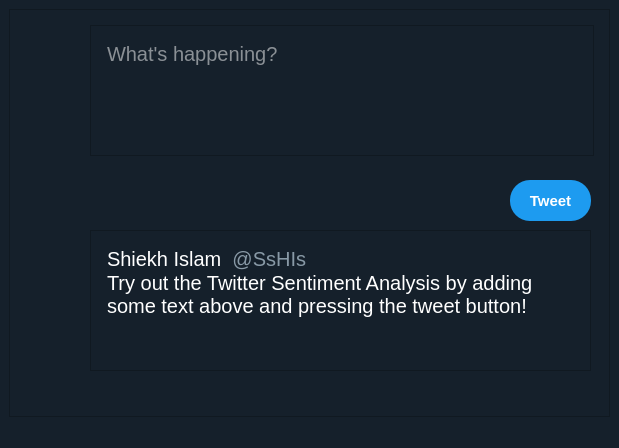
rrliang/twitter_sentiment_analysis_bot, file Gui.ui: the form before one commit.
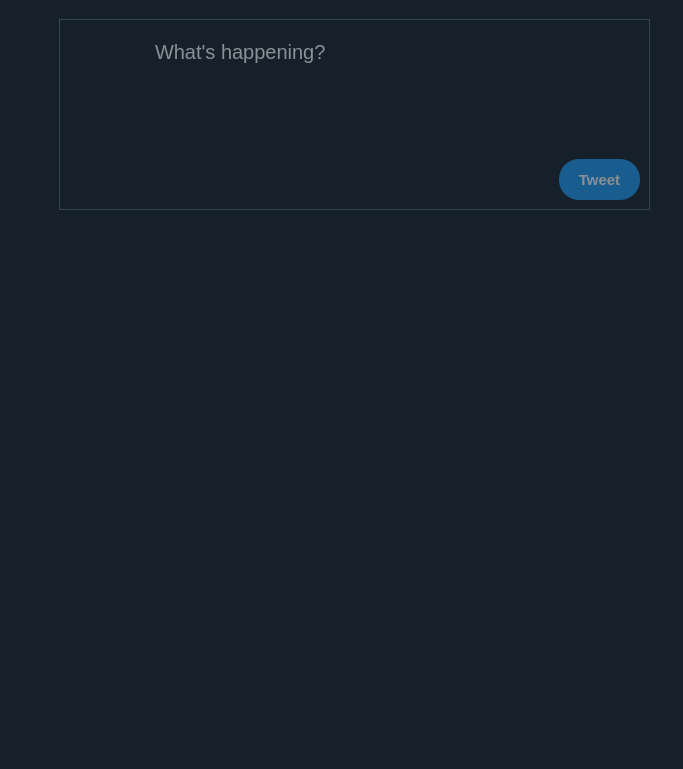
The form after the commit. Icons and pictures are not drawn.

Commit message: Updated UI for saving previous inputs

```diff
--- a/Gui.ui
+++ b/Gui.ui
@@ -6,8 +6,8 @@
    <rect>
     <x>0</x>
     <y>0</y>
-    <width>619</width>
-    <height>448</height>
+    <width>683</width>
+    <height>769</height>
    </rect>
   </property>
   <property name="windowTitle">
@@ -33,6 +33,9 @@
    <layout class="QVBoxLayout" name="verticalLayout">
     <item>
      <widget class="QScrollArea" name="scrollArea">
+      <property name="frameShape">
+       <enum>QFrame::NoFrame</enum>
+      </property>
       <property name="widgetResizable">
        <bool>true</bool>
       </property>
@@ -41,15 +44,18 @@
         <rect>
          <x>0</x>
          <y>0</y>
-         <width>599</width>
-         <height>387</height>
+         <width>665</width>
+         <height>710</height>
         </rect>
        </property>
        <widget class="QPushButton" name="tweetButton">
+        <property name="enabled">
+         <bool>false</bool>
+        </property>
         <property name="geometry">
          <rect>
-          <x>500</x>
-          <y>170</y>
+          <x>550</x>
+          <y>150</y>
           <width>81</width>
           <height>41</height>
          </rect>
@@ -83,7 +89,11 @@
 QPushButton:pressed {
 background-color:rgb(23,124,192);
 }
-</string>
+
+QPushButton:disabled {
+background-color:rgb(25,93,142);
+color:rgb(138,143,149);
+}</string>
         </property>
         <property name="text">
          <string>Tweet</string>
@@ -92,9 +102,9 @@
        <widget class="QTextEdit" name="textEdit">
         <property name="geometry">
          <rect>
-          <x>80</x>
+          <x>130</x>
           <y>15</y>
-          <width>504</width>
+          <width>481</width>
           <height>131</height>
          </rect>
         </property>
@@ -120,6 +130,9 @@
 min-height: 24px;
 max-height: 720px;</string>
         </property>
+        <property name="frameShape">
+         <enum>QFrame::NoFrame</enum>
+        </property>
         <property name="verticalScrollBarPolicy">
          <enum>Qt::ScrollBarAlwaysOff</enum>
         </property>
@@ -133,82 +146,97 @@
          <string>What's happening?</string>
         </property>
        </widget>
-       <widget class="QLabel" name="label">
+       <widget class="QListWidget" name="listWidget">
         <property name="geometry">
          <rect>
-          <x>10</x>
-          <y>20</y>
-          <width>61</width>
-          <height>61</height>
+          <x>50</x>
+          <y>200</y>
+          <width>611</width>
+          <height>511</height>
          </rect>
         </property>
         <property name="styleSheet">
-         <string notr="true">background-color:rgb(21,32,43);
-</string>
+         <string notr="true">QScrollBar:vertical {              
+            border: none;
+            background: rgb(25, 39, 52);
+            width:15px;
+}
+QScrollBar::handle:vertical {
+            background: rgb(107, 125, 140);
+            min-height: 20px;
+}
+QScrollBar::add-line:vertical {
+            background: rgb(25, 39, 52);
+            height: 20px;
+            subcontrol-position: bottom;
+            subcontrol-origin: margin;
+}
+QScrollBar::sub-line:vertical {
+            background: rgb(25, 39, 52);
+            height: 20px;
+            subcontrol-position: top;
+            subcontrol-origin: margin;
+}
+QScrollBar::add-page:vertical, QScrollBar::sub-page:vertical {
+    background: none;
+}</string>
         </property>
-        <property name="text">
-         <string>&lt;html&gt;&lt;head/&gt;&lt;body&gt;&lt;p&gt;&lt;img src=&quot;C:/Users/Rachel Liang/Documents/pyQtExperimentation/Resources/twitterpfp.ico&quot;/&gt;&lt;/p&gt;&lt;/body&gt;&lt;/html&gt;</string>
+        <property name="frameShape">
+         <enum>QFrame::NoFrame</enum>
         </property>
-       </widget>
-       <widget class="QLabel" name="label_3">
-        <property name="geometry">
-         <rect>
-          <x>10</x>
-          <y>230</y>
-          <width>61</width>
-          <height>61</height>
-         </rect>
+        <property name="horizontalScrollBarPolicy">
+         <enum>Qt::ScrollBarAlwaysOff</enum>
         </property>
-        <property name="styleSheet">
-         <string notr="true">background-color:rgb(21,32,43);
-</string>
+        <property name="sizeAdjustPolicy">
+         <enum>QAbstractScrollArea::AdjustToContents</enum>
         </property>
-        <property name="text">
-         <string>&lt;html&gt;&lt;head/&gt;&lt;body&gt;&lt;p&gt;&lt;img src=&quot;C:/Users/Rachel Liang/Documents/pyQtExperimentation/Resources/drislampfp.ico&quot;/&gt;&lt;/p&gt;&lt;/body&gt;&lt;/html&gt;</string>
+        <property name="selectionMode">
+         <enum>QAbstractItemView::NoSelection</enum>
         </property>
+        <property name="verticalScrollMode">
+         <enum>QAbstractItemView::ScrollPerPixel</enum>
+        </property>
        </widget>
-       <widget class="QTextBrowser" name="textBrowser">
+       <widget class="QFrame" name="frame">
         <property name="geometry">
          <rect>
-          <x>80</x>
-          <y>220</y>
-          <width>501</width>
-          <height>141</height>
+          <x>50</x>
+          <y>10</y>
+          <width>591</width>
+          <height>191</height>
          </rect>
         </property>
-        <property name="font">
-         <font>
-          <family>Segoe UI</family>
-          <pointsize>-1</pointsize>
-         </font>
-        </property>
         <property name="styleSheet">
-         <string notr="true">color:white;
-font-size:20px;
-overflow: hidden;
-padding: 12px;
-position: relative;
-white-space: pre-wrap;
-min-height: 24px;
-max-height: 720px;</string>
+         <string notr="true">border: 1px solid rgb(56,68,77);</string>
         </property>
-        <property name="html">
-         <string>&lt;!DOCTYPE HTML PUBLIC &quot;-//W3C//DTD HTML 4.0//EN&quot; &quot;http://www.w3.org/TR/REC-html40/strict.dtd&quot;&gt;
-&lt;html&gt;&lt;head&gt;&lt;meta name=&quot;qrichtext&quot; content=&quot;1&quot; /&gt;&lt;style type=&quot;text/css&quot;&gt;
-p, li { white-space: pre-wrap; }
-&lt;/style&gt;&lt;/head&gt;&lt;body style=&quot; font-family:'Segoe UI'; font-size:20px; font-weight:400; font-style:normal;&quot;&gt;
-&lt;p style=&quot; margin-top:0px; margin-bottom:0px; margin-left:0px; margin-right:0px; -qt-block-indent:0; text-indent:0px;&quot;&gt;&lt;span style=&quot; font-size:20px; color:#ffffff;&quot;&gt;Shiekh Islam&lt;/span&gt;&lt;span style=&quot; font-size:20px;&quot;&gt; &lt;/span&gt;&lt;img src=&quot;C:/Users/Rachel Liang/Documents/pyQtExperimentation/Resources/verifiedtwitter.ico&quot; /&gt;&lt;span style=&quot; font-size:20px;&quot;&gt; &lt;/span&gt;&lt;span style=&quot; font-size:20px; color:#8899a6;&quot;&gt;@SsHIs &lt;/span&gt;&lt;span style=&quot; font-size:20px;&quot;&gt; &lt;/span&gt;&lt;/p&gt;
-&lt;p style=&quot; margin-top:0px; margin-bottom:0px; margin-left:0px; margin-right:0px; -qt-block-indent:0; text-indent:0px;&quot;&gt;&lt;span style=&quot; font-size:20px; color:#ffffff;&quot;&gt;Try out the Twitter Sentiment Analysis by adding some text above and pressing the tweet button!&lt;/span&gt;&lt;/p&gt;&lt;/body&gt;&lt;/html&gt;</string>
+        <property name="frameShape">
+         <enum>QFrame::StyledPanel</enum>
         </property>
-        <property name="placeholderText">
-         <string notr="true"/>
+        <property name="frameShadow">
+         <enum>QFrame::Raised</enum>
         </property>
+        <widget class="QLabel" name="label">
+         <property name="geometry">
+          <rect>
+           <x>10</x>
+           <y>10</y>
+           <width>61</width>
+           <height>61</height>
+          </rect>
+         </property>
+         <property name="styleSheet">
+          <string notr="true">background-color:rgb(21,32,43);
+border:none;</string>
+         </property>
+         <property name="text">
+          <string>&lt;html&gt;&lt;head/&gt;&lt;body&gt;&lt;p&gt;&lt;img src=&quot;C:/Users/Rachel Liang/Documents/pyQtExperimentation/Resources/twitterpfp.ico&quot;/&gt;&lt;/p&gt;&lt;/body&gt;&lt;/html&gt;</string>
+         </property>
+        </widget>
        </widget>
+       <zorder>listWidget</zorder>
+       <zorder>frame</zorder>
        <zorder>textEdit</zorder>
        <zorder>tweetButton</zorder>
-       <zorder>label</zorder>
-       <zorder>label_3</zorder>
-       <zorder>textBrowser</zorder>
       </widget>
      </widget>
     </item>
@@ -219,7 +247,7 @@
     <rect>
      <x>0</x>
      <y>0</y>
-     <width>619</width>
+     <width>683</width>
      <height>21</height>
     </rect>
    </property>
```
The commit also changes 3 other files.
